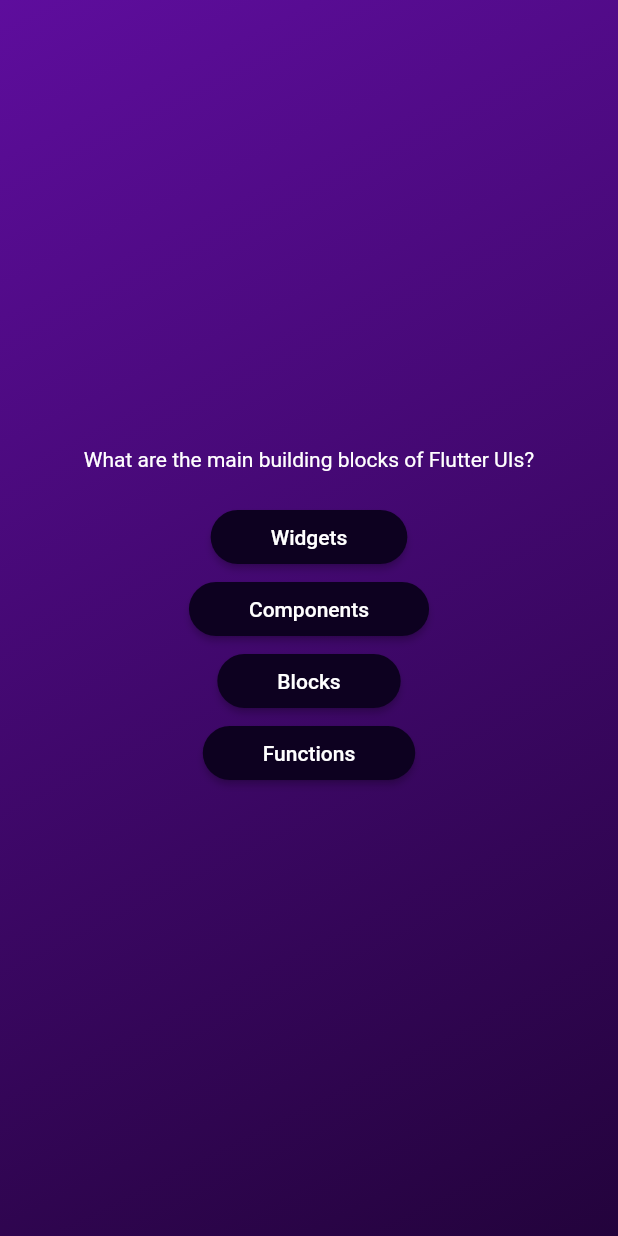
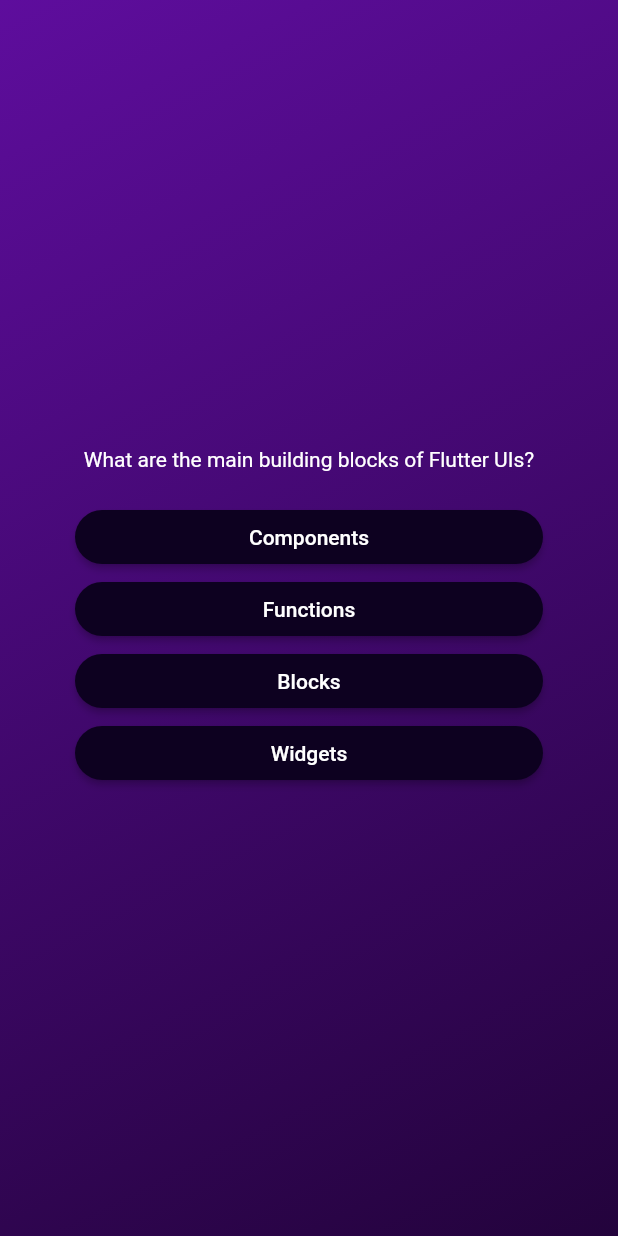
Before and after one commit to gittushR/QuizApp_Flutter, a Flutter app: the screen it shows after launch, after a tap on "Start quiz!", on a phone screen of 412 x 824 dp. Run offline on Flutter 3.47's test engine with Material 2 defaults, Android fonts, the phone set to English and light mode, and no system bars.

Commit message:
Created Shuffled lists for answers

```diff
--- a/lib/models/quiz_questions.dart
+++ b/lib/models/quiz_questions.dart
@@ -3,4 +3,10 @@
 
   final String text;
   final List<String> answers;
+
+  List<String> getShuffledAnswers() {
+    var shuffledAnswers = List.of(answers);
+    shuffledAnswers.shuffle();
+    return shuffledAnswers;
+  }
 }
--- a/lib/questions_screen.dart
+++ b/lib/questions_screen.dart
@@ -14,20 +14,24 @@
   @override
   Widget build(BuildContext context) {
     final currentQuestion = questions[0];
-    return Center(
+    return Container(
+      margin: const EdgeInsets.all(50),
+      child: Center(
         child: Column(
           mainAxisSize: MainAxisSize.min,
+          crossAxisAlignment: CrossAxisAlignment.stretch,
           children: [
             Text(
               currentQuestion.text,
               style: const TextStyle(color: Colors.white),
+              textAlign: TextAlign.center,
             ),
             const SizedBox(height: 20),
-          AnswerButton(currentQuestion.answers[0], () {}),
-          AnswerButton(currentQuestion.answers[1], () {}),
-          AnswerButton(currentQuestion.answers[2], () {}),
-          AnswerButton(currentQuestion.answers[3], () {}),
+            ...currentQuestion.getShuffledAnswers().map((answer) {
+              return AnswerButton(answer, () {});
+            }),
           ],
+        ),
       ),
     );
   }
```
Lines whose indentation alone changed are shown as unchanged.
